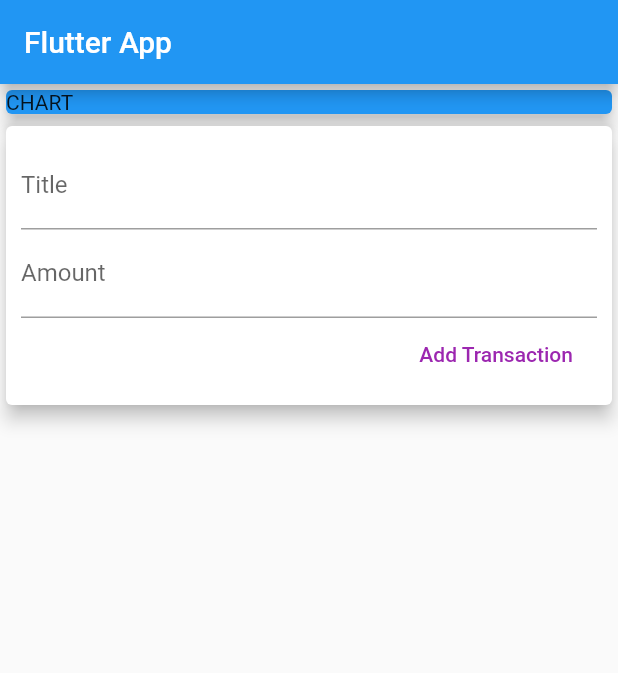
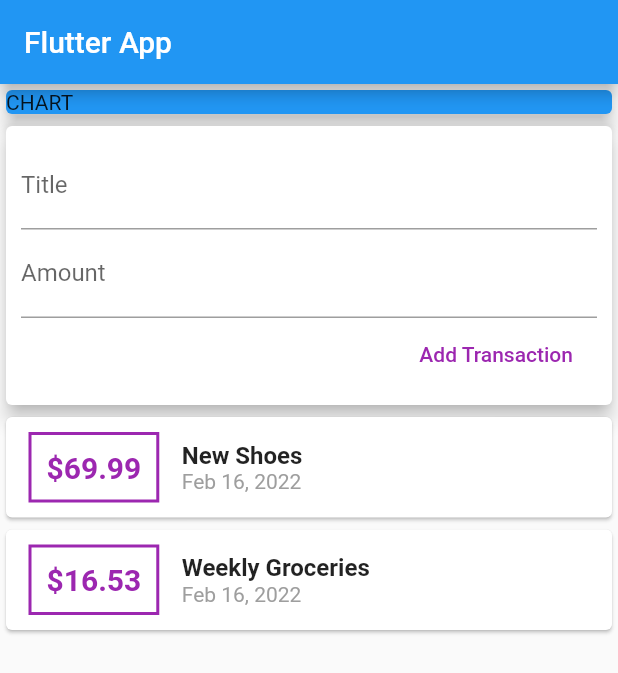
Before and after one commit to janbmagnait/personal_expense_tracker, a Flutter app: the screen it shows after launch, on a phone screen of 412 x 824 dp. Shown: the top 673 px of the screen. Run offline on Flutter 3.47's test engine with Material 2 defaults, Android fonts, the phone set to English and light mode, and no system bars.

Commit message:
87 Connecting Widgets and Managing Data / State

```diff
--- a/lib/main.dart
+++ b/lib/main.dart
@@ -1,5 +1,5 @@
 import 'package:flutter/material.dart';
-import './widgets/transaction_list.dart';
+import './widgets/user_transactions.dart';
 
 void main() => runApp(MyApp());
 
@@ -37,37 +37,7 @@ class MyHomePage extends StatelessWidget {
               elevation: 5,
             ),
           ),
-          Card(
-            elevation: 5,
-            child: Container(
-              padding: EdgeInsets.all(10),
-              child: Column(
-                crossAxisAlignment: CrossAxisAlignment.end,
-                children: <Widget>[
-                  TextField(
-                    decoration: InputDecoration(labelText: 'Title'),
-                    controller: titleController,
-                    // onChanged: (val) {
-                    //   titleInput = val;
-                    // },
-                  ),
-                  TextField(
-                    decoration: InputDecoration(labelText: 'Amount'),
-                    controller: amountController,
-                    // onChanged: (val) => amountInput = val,
-                  ),
-                  FlatButton(
-                    child: Text('Add Transaction'),
-                    textColor: Colors.purple,
-                    onPressed: () {
-                      print(titleController.text);
-                    },
-                  ),
-                ],
-              ),
-            ),
-          ),
-          TransactionList()
+          UserTrasactions()
         ],
       ),
     );
--- a/lib/widgets/new_transaction.dart
+++ b/lib/widgets/new_transaction.dart
@@ -0,0 +1,40 @@
+import 'package:flutter/material.dart';
+
+class NewTransaction extends StatelessWidget {
+  final titleController = TextEditingController();
+  final amountController = TextEditingController();
+
+  @override
+  Widget build(BuildContext context) {
+    return Card(
+      elevation: 5,
+      child: Container(
+        padding: EdgeInsets.all(10),
+        child: Column(
+          crossAxisAlignment: CrossAxisAlignment.end,
+          children: <Widget>[
+            TextField(
+              decoration: InputDecoration(labelText: 'Title'),
+              controller: titleController,
+              // onChanged: (val) {
+              //   titleInput = val;
+              // },
+            ),
+            TextField(
+              decoration: InputDecoration(labelText: 'Amount'),
+              controller: amountController,
+              // onChanged: (val) => amountInput = val,
+            ),
+            FlatButton(
+              child: Text('Add Transaction'),
+              textColor: Colors.purple,
+              onPressed: () {
+                print(titleController.text);
+              },
+            ),
+          ],
+        ),
+      ),
+    );
+  }
+}
--- a/lib/widgets/user_transactions.dart
+++ b/lib/widgets/user_transactions.dart
@@ -5,11 +5,11 @@ import '../models/transaction.dart';
 
 class UserTrasactions extends StatefulWidget {
   @override
-  State<UserTrasactions> createState() => _UserTrasactionsState();
+  _UserTrasactionsState createState() => _UserTrasactionsState();
 }
 
 class _UserTrasactionsState extends State<UserTrasactions> {
-  final List<Transaction> _userTransaction = [
+  final List<Transaction> _userTransactions = [
     Transaction(
       id: 't1',
       title: 'New Shoes',
@@ -23,10 +23,27 @@ class _UserTrasactionsState extends State<UserTrasactions> {
       date: DateTime.now(),
     )
   ];
+
+  void _addNewTransaction(String txTitle, double txAmount) {
+    final newTx = Transaction(
+      title: txTitle,
+      amount: txAmount,
+      date: DateTime.now(),
+      id: DateTime.now().toString(),
+    );
+
+    setState(() {
+      _userTransactions.add(newTx);
+    });
+  }
+
   @override
   Widget build(BuildContext context) {
     return Column(
-      children: <Widget>[NewTransaction(), TransactionList()],
+      children: <Widget>[
+        NewTransaction(),
+        TransactionList(_userTransactions),
+      ],
     );
   }
 }
```
Also changed, not shown: lib/widgets/transaction_list.dart (+6 -19 lines).
